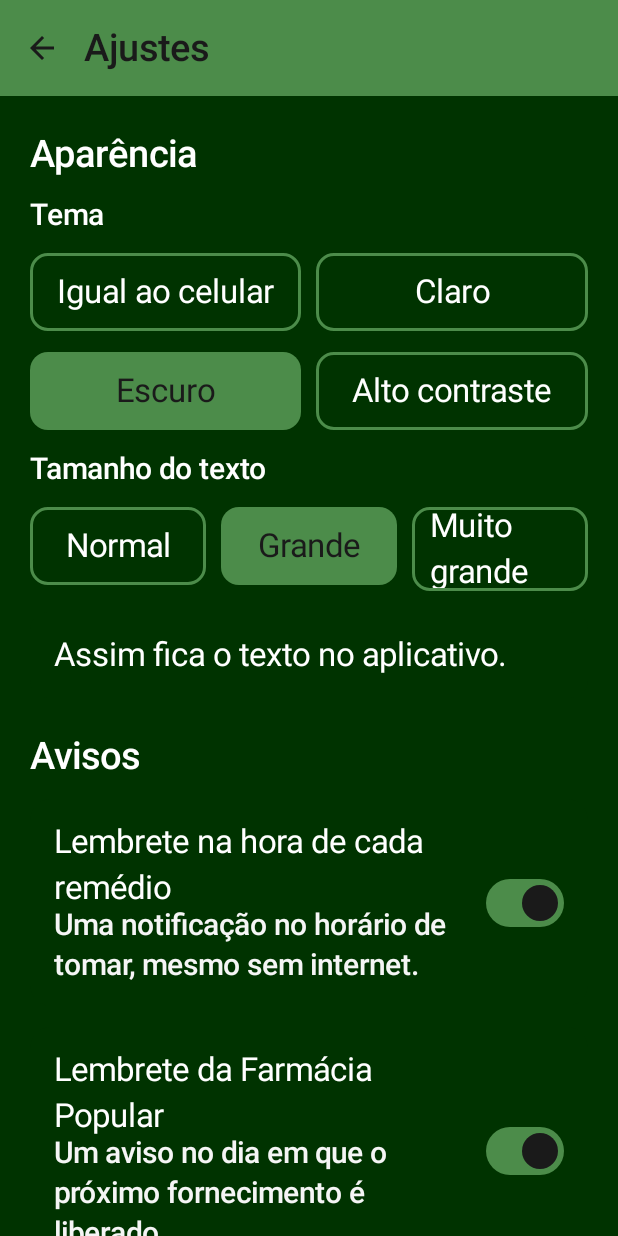
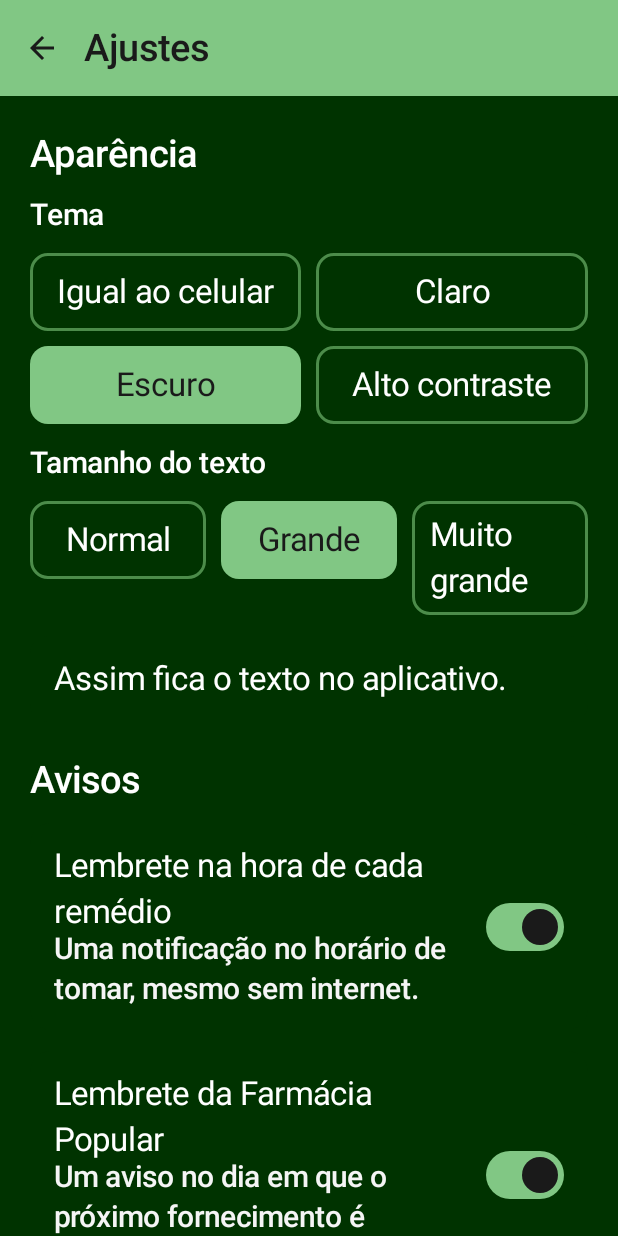
Before and after one commit to GustavoTozzo/software-senior-mobile, an Android app built with Jetpack Compose: the DashboardScreen screen opened through its navigation route, after a tap on "Ajustes", on a phone screen of 412 x 824 dp. Run offline under Robolectric (Android 15) with nearby library versions, the phone set to English and light mode, and no system bars; network calls fail.

Commit message:
fix(mobile): layout com fonte muito grande, contraste do tema escuro e barra de status
Encontrado no teste com o texto do sistema em 200% e o tema escuro:
- Grupos de opcoes (tema, tamanho do texto, frequencia, periodo do historico,
  prazo da Farmacia Popular, entrar/criar conta) usam FlowRow: o que nao cabe
  passa para a linha de baixo em vez de quebrar a palavra no meio.
- Cabecalho do Dashboard e linha "Remedios de hoje / + Novo remedio" tambem
  quebram linha (o "Sair" aparecia como "Sai/r" e o botao virava uma tira).
- Botoes de emergencia ficam empilhados quando a fonte e muito grande.
- Barra inferior limita so a escala dos proprios rotulos (1,3x) para os quatro
  nomes continuarem em uma linha.
- Tema escuro: verde primario mais claro (contraste de 7:1 sobre o fundo).
- Icones da barra de status acompanham a cor da barra superior em Ajustes e
  Novo medicamento (escuros sobre o verde claro do tema escuro).
- Botoes de opcao ganham espacamento vertical; a fala dos botoes de emergencia
  passa a concordar ("Ligar para a Policia").

```diff
--- a/app/src/main/java/com/medsafe/mobile/ui/components/BotoesDeEmergencia.kt
+++ b/app/src/main/java/com/medsafe/mobile/ui/components/BotoesDeEmergencia.kt
@@ -19,6 +19,7 @@ import androidx.compose.runtime.Composable
 import androidx.compose.ui.Modifier
 import androidx.compose.ui.graphics.Color
 import androidx.compose.ui.platform.LocalContext
+import androidx.compose.ui.platform.LocalDensity
 import androidx.compose.ui.semantics.contentDescription
 import androidx.compose.ui.semantics.heading
 import androidx.compose.ui.semantics.semantics
@@ -28,11 +29,11 @@ import com.medsafe.mobile.ui.theme.MedSafeEmergency
 import com.medsafe.mobile.ui.theme.MedSafeOnDangerContainer
 
 /** Numeros de emergencia do Brasil: SAMU (192, urgencia medica) e Policia Militar (190). */
-private data class NumeroDeEmergencia(val numero: String, val nome: String)
+private data class NumeroDeEmergencia(val numero: String, val nome: String, val artigoENome: String)
 
 private val Numeros = listOf(
-    NumeroDeEmergencia("192", "SAMU"),
-    NumeroDeEmergencia("190", "Polícia"),
+    NumeroDeEmergencia("192", "SAMU", "o SAMU"),
+    NumeroDeEmergencia("190", "Polícia", "a Polícia"),
 )
 
 /**
@@ -42,8 +43,6 @@ private val Numeros = listOf(
  */
 @Composable
 fun BotoesDeEmergencia(modifier: Modifier = Modifier, compacto: Boolean = false) {
-    val contexto = LocalContext.current
-
     Surface(color = MedSafeDangerContainer, shape = RoundedCornerShape(16.dp), modifier = modifier.fillMaxWidth()) {
         Column(modifier = Modifier.padding(16.dp), verticalArrangement = Arrangement.spacedBy(10.dp)) {
             if (!compacto) {
@@ -59,16 +58,30 @@ fun BotoesDeEmergencia(modifier: Modifier = Modifier, compacto: Boolean = false)
                     color = MedSafeOnDangerContainer,
                 )
             }
+            // Com a fonte em tamanho muito grande, dois botoes lado a lado quebrariam as palavras: empilha.
+            if (LocalDensity.current.fontScale >= 1.4f) {
+                Column(verticalArrangement = Arrangement.spacedBy(10.dp), modifier = Modifier.fillMaxWidth()) {
+                    Numeros.forEach { BotaoDeEmergencia(it, Modifier.fillMaxWidth()) }
+                }
+            } else {
                 Row(horizontalArrangement = Arrangement.spacedBy(12.dp), modifier = Modifier.fillMaxWidth()) {
-                Numeros.forEach { emergencia ->
+                    Numeros.forEach { BotaoDeEmergencia(it, Modifier.weight(1f)) }
+                }
+            }
+        }
+    }
+}
+
+@Composable
+private fun BotaoDeEmergencia(emergencia: NumeroDeEmergencia, modifier: Modifier) {
+    val contexto = LocalContext.current
     Button(
         onClick = { contexto.discar(emergencia.numero) },
         colors = ButtonDefaults.buttonColors(containerColor = MedSafeEmergency, contentColor = Color.White),
         shape = RoundedCornerShape(12.dp),
-                        modifier = Modifier
-                            .weight(1f)
+        modifier = modifier
             .heightIn(min = 56.dp)
-                            .semantics { contentDescription = "Ligar para o ${emergencia.nome}, número ${emergencia.numero}" },
+            .semantics { contentDescription = "Ligar para ${emergencia.artigoENome}, número ${emergencia.numero}" },
     ) {
         Icon(Icons.Filled.Call, contentDescription = null)
         Text(
@@ -78,7 +91,3 @@ fun BotoesDeEmergencia(modifier: Modifier = Modifier, compacto: Boolean = false)
         )
     }
 }
-            }
-        }
-    }
-}
--- a/app/src/main/java/com/medsafe/mobile/ui/components/BottomNavBar.kt
+++ b/app/src/main/java/com/medsafe/mobile/ui/components/BottomNavBar.kt
@@ -15,9 +15,12 @@ import androidx.compose.material3.NavigationBarItem
 import androidx.compose.material3.NavigationBarItemDefaults
 import androidx.compose.material3.Text
 import androidx.compose.runtime.Composable
+import androidx.compose.runtime.CompositionLocalProvider
 import androidx.compose.ui.Modifier
 import androidx.compose.ui.graphics.vector.ImageVector
+import androidx.compose.ui.platform.LocalDensity
 import androidx.compose.ui.text.style.TextAlign
+import androidx.compose.ui.unit.Density
 
 enum class DestinoPrincipal(val rotulo: String, val icone: ImageVector) {
     INICIO("Início", Icons.Filled.Home),
@@ -35,6 +38,9 @@ fun BottomNavBar(
 ) {
     Column(modifier = modifier.fillMaxWidth()) {
         HorizontalDivider()
+        // Quatro rotulos lado a lado nao cabem com a fonte do sistema em 200%: limita so a escala da barra.
+        val densidade = LocalDensity.current
+        CompositionLocalProvider(LocalDensity provides Density(densidade.density, minOf(densidade.fontScale, 1.3f))) {
         NavigationBar(containerColor = MaterialTheme.colorScheme.background) {
             DestinoPrincipal.entries.forEach { destino ->
                 NavigationBarItem(
@@ -52,5 +58,6 @@ fun BottomNavBar(
                 )
             }
         }
+        }
     }
 }
--- a/app/src/main/java/com/medsafe/mobile/ui/components/Componentes.kt
+++ b/app/src/main/java/com/medsafe/mobile/ui/components/Componentes.kt
@@ -91,7 +91,7 @@ fun OpcaoSelecionavel(
             selected = selecionado
         },
     ) {
-        Box(contentAlignment = Alignment.Center, modifier = Modifier.padding(horizontal = 12.dp)) {
+        Box(contentAlignment = Alignment.Center, modifier = Modifier.padding(horizontal = 12.dp, vertical = 10.dp)) {
             Text(text = rotulo, style = MaterialTheme.typography.bodyLarge)
         }
     }
--- a/app/src/main/java/com/medsafe/mobile/ui/screens/CadastroMedicamentoScreen.kt
+++ b/app/src/main/java/com/medsafe/mobile/ui/screens/CadastroMedicamentoScreen.kt
@@ -1,3 +1,5 @@
+@file:OptIn(androidx.compose.foundation.layout.ExperimentalLayoutApi::class)
+
 package com.medsafe.mobile.ui.screens
 
 import android.app.DatePickerDialog
@@ -7,6 +9,7 @@ import androidx.compose.foundation.horizontalScroll
 import androidx.compose.foundation.layout.Arrangement
 import androidx.compose.foundation.layout.Box
 import androidx.compose.foundation.layout.Column
+import androidx.compose.foundation.layout.FlowRow
 import androidx.compose.foundation.layout.Row
 import androidx.compose.foundation.layout.aspectRatio
 import androidx.compose.foundation.layout.fillMaxSize
@@ -57,6 +60,7 @@ import com.medsafe.mobile.ui.components.LinhaComChave
 import com.medsafe.mobile.ui.components.MensagemDeErro
 import com.medsafe.mobile.ui.components.OpcaoSelecionavel
 import com.medsafe.mobile.ui.scanner.BarcodeScannerScreen
+import com.medsafe.mobile.ui.theme.IconesDaBarraDeStatusSobreAPrimaria
 import com.medsafe.mobile.ui.theme.MedSafeOnSuccessContainer
 import com.medsafe.mobile.ui.theme.MedSafeSuccessContainer
 import com.medsafe.mobile.ui.viewmodel.CadastroMedicamentoViewModel
@@ -95,6 +99,8 @@ fun CadastroMedicamentoScreen(
         )
         return
     }
+
+    IconesDaBarraDeStatusSobreAPrimaria()
 
     Scaffold(
         modifier = modifier,
@@ -216,7 +222,11 @@ fun CadastroMedicamentoScreen(
 
             Column(verticalArrangement = Arrangement.spacedBy(8.dp)) {
                 Rotulo("Frequência")
-                Row(horizontalArrangement = Arrangement.spacedBy(10.dp), modifier = Modifier.fillMaxWidth()) {
+                FlowRow(
+ horizontalArrangement = Arrangement.spacedBy(10.dp),
+ verticalArrangement = Arrangement.spacedBy(10.dp),
+ modifier = Modifier.fillMaxWidth(),
+ ) {
                     Frequencia.entries.forEach { opcao ->
                         OpcaoSelecionavel(
                             rotulo = opcao.rotulo,
@@ -291,7 +301,11 @@ fun CadastroMedicamentoScreen(
                     }
 
                     Rotulo("Prazo entre retiradas")
-                    Row(horizontalArrangement = Arrangement.spacedBy(10.dp), modifier = Modifier.fillMaxWidth()) {
+                    FlowRow(
+ horizontalArrangement = Arrangement.spacedBy(10.dp),
+ verticalArrangement = Arrangement.spacedBy(10.dp),
+ modifier = Modifier.fillMaxWidth(),
+ ) {
                         FarmaciaPopular.PRAZOS_EM_DIAS.forEach { dias ->
                             OpcaoSelecionavel(
                                 rotulo = "$dias dias",
--- a/app/src/main/java/com/medsafe/mobile/ui/screens/ConfiguracoesScreen.kt
+++ b/app/src/main/java/com/medsafe/mobile/ui/screens/ConfiguracoesScreen.kt
@@ -1,3 +1,5 @@
+@file:OptIn(androidx.compose.foundation.layout.ExperimentalLayoutApi::class)
+
 package com.medsafe.mobile.ui.screens
 
 import android.content.ActivityNotFoundException
@@ -6,6 +8,7 @@ import android.provider.Settings
 import android.widget.Toast
 import androidx.compose.foundation.layout.Arrangement
 import androidx.compose.foundation.layout.Column
+import androidx.compose.foundation.layout.FlowRow
 import androidx.compose.foundation.layout.Row
 import androidx.compose.foundation.layout.fillMaxSize
 import androidx.compose.foundation.layout.fillMaxWidth
@@ -44,6 +47,7 @@ import com.medsafe.mobile.model.TemaDoApp
 import com.medsafe.mobile.ui.components.LinhaComChave
 import com.medsafe.mobile.ui.components.MensagemDeErro
 import com.medsafe.mobile.ui.components.OpcaoSelecionavel
+import com.medsafe.mobile.ui.theme.IconesDaBarraDeStatusSobreAPrimaria
 import com.medsafe.mobile.ui.viewmodel.ConfiguracoesViewModel
 import com.medsafe.mobile.ui.viewmodel.rememberViewModelFactory
 
@@ -58,6 +62,8 @@ fun ConfiguracoesScreen(
     val preferencias by viewModel.preferencias.collectAsStateWithLifecycle()
     val aviso by viewModel.aviso.collectAsStateWithLifecycle()
     val contexto = LocalContext.current
+
+    IconesDaBarraDeStatusSobreAPrimaria()
 
     Scaffold(
         modifier = modifier,
@@ -88,9 +94,13 @@ fun ConfiguracoesScreen(
             Titulo("Aparência")
 
             Rotulo("Tema")
-            TemaDoApp.entries.chunked(2).forEach { linha ->
-                Row(horizontalArrangement = Arrangement.spacedBy(10.dp), modifier = Modifier.fillMaxWidth()) {
-                    linha.forEach { tema ->
+            FlowRow(
+                maxItemsInEachRow = 2,
+                horizontalArrangement = Arrangement.spacedBy(10.dp),
+                verticalArrangement = Arrangement.spacedBy(10.dp),
+                modifier = Modifier.fillMaxWidth(),
+            ) {
+                TemaDoApp.entries.forEach { tema ->
                     OpcaoSelecionavel(
                         rotulo = tema.rotulo,
                         selecionado = preferencias.tema == tema,
@@ -99,10 +109,13 @@ fun ConfiguracoesScreen(
                     )
                 }
             }
-            }
 
             Rotulo("Tamanho do texto")
-            Row(horizontalArrangement = Arrangement.spacedBy(10.dp), modifier = Modifier.fillMaxWidth()) {
+            FlowRow(
+                horizontalArrangement = Arrangement.spacedBy(10.dp),
+                verticalArrangement = Arrangement.spacedBy(10.dp),
+                modifier = Modifier.fillMaxWidth(),
+            ) {
                 TamanhoDoTexto.entries.forEach { tamanho ->
                     OpcaoSelecionavel(
                         rotulo = tamanho.rotulo,
--- a/app/src/main/java/com/medsafe/mobile/ui/screens/DashboardScreen.kt
+++ b/app/src/main/java/com/medsafe/mobile/ui/screens/DashboardScreen.kt
@@ -1,3 +1,5 @@
+@file:OptIn(androidx.compose.foundation.layout.ExperimentalLayoutApi::class)
+
 package com.medsafe.mobile.ui.screens
 
 import android.Manifest
@@ -8,6 +10,8 @@ import androidx.activity.result.contract.ActivityResultContracts
 import androidx.compose.foundation.layout.Arrangement
 import androidx.compose.foundation.layout.Box
 import androidx.compose.foundation.layout.Column
+import androidx.compose.foundation.layout.ExperimentalLayoutApi
+import androidx.compose.foundation.layout.FlowRow
 import androidx.compose.foundation.layout.PaddingValues
 import androidx.compose.foundation.layout.Row
 import androidx.compose.foundation.layout.fillMaxSize
@@ -130,19 +134,20 @@ fun DashboardScreen(
                 item { BotoesDeEmergencia(compacto = true) }
 
                 item {
-                    Row(
+                    FlowRow(
                         modifier = Modifier.fillMaxWidth(),
                         horizontalArrangement = Arrangement.SpaceBetween,
-                        verticalAlignment = Alignment.CenterVertically,
+                        verticalArrangement = Arrangement.spacedBy(8.dp),
                     ) {
                         Text(
                             text = "Remédios de hoje",
                             style = MaterialTheme.typography.titleLarge,
                             color = MaterialTheme.colorScheme.onBackground,
-                            modifier = Modifier.semantics { heading() },
+                            modifier = Modifier.align(Alignment.CenterVertically).semantics { heading() },
                         )
                         Button(
                             onClick = aoAdicionarMedicamento,
+                            modifier = Modifier.align(Alignment.CenterVertically),
                             colors = ButtonDefaults.buttonColors(containerColor = MaterialTheme.colorScheme.primary),
                         ) {
                             Text("+ Novo remédio")
@@ -267,14 +272,16 @@ fun DashboardScreen(
     }
 }
 
+@OptIn(ExperimentalLayoutApi::class)
 @Composable
 private fun CabecalhoDashboard(nomeUsuario: String, aoAbrirConfiguracoes: () -> Unit, aoSair: () -> Unit) {
     Surface(color = MaterialTheme.colorScheme.primary) {
         Column(modifier = Modifier.fillMaxWidth().padding(20.dp)) {
-            Row(
+            // Com texto muito grande, "Ajustes" e "Sair" passam para a linha de baixo em vez de serem cortados.
+            FlowRow(
                 modifier = Modifier.fillMaxWidth(),
                 horizontalArrangement = Arrangement.SpaceBetween,
-                verticalAlignment = Alignment.CenterVertically,
+                verticalArrangement = Arrangement.Center,
             ) {
                 Text(
                     text = if (nomeUsuario.isBlank()) "Olá" else "Olá, ${nomeUsuario.substringBefore(' ')}",
--- a/app/src/main/java/com/medsafe/mobile/ui/screens/HistoricoScreen.kt
+++ b/app/src/main/java/com/medsafe/mobile/ui/screens/HistoricoScreen.kt
@@ -1,8 +1,11 @@
+@file:OptIn(androidx.compose.foundation.layout.ExperimentalLayoutApi::class)
+
 package com.medsafe.mobile.ui.screens
 
 import androidx.compose.foundation.layout.Arrangement
 import androidx.compose.foundation.layout.Box
 import androidx.compose.foundation.layout.Column
+import androidx.compose.foundation.layout.FlowRow
 import androidx.compose.foundation.layout.PaddingValues
 import androidx.compose.foundation.layout.Row
 import androidx.compose.foundation.layout.fillMaxSize
@@ -86,8 +89,9 @@ fun HistoricoScreen(
                 )
             }
 
-            Row(
+            FlowRow(
                 horizontalArrangement = Arrangement.spacedBy(10.dp),
+                verticalArrangement = Arrangement.spacedBy(10.dp),
                 modifier = Modifier.fillMaxWidth().padding(horizontal = 20.dp, vertical = 16.dp),
             ) {
                 PeriodoHistorico.entries.forEach { periodo ->
--- a/app/src/main/java/com/medsafe/mobile/ui/screens/LoginScreen.kt
+++ b/app/src/main/java/com/medsafe/mobile/ui/screens/LoginScreen.kt
@@ -1,7 +1,10 @@
+@file:OptIn(androidx.compose.foundation.layout.ExperimentalLayoutApi::class)
+
 package com.medsafe.mobile.ui.screens
 
 import androidx.compose.foundation.layout.Arrangement
 import androidx.compose.foundation.layout.Column
+import androidx.compose.foundation.layout.FlowRow
 import androidx.compose.foundation.layout.Row
 import androidx.compose.foundation.layout.fillMaxSize
 import androidx.compose.foundation.layout.fillMaxWidth
@@ -72,7 +75,11 @@ fun LoginScreen(
     ) {
         Cabecalho()
 
-        Row(horizontalArrangement = Arrangement.spacedBy(12.dp), modifier = Modifier.fillMaxWidth()) {
+        FlowRow(
+ horizontalArrangement = Arrangement.spacedBy(12.dp),
+ verticalArrangement = Arrangement.spacedBy(12.dp),
+ modifier = Modifier.fillMaxWidth(),
+ ) {
             OpcaoSelecionavel(
                 rotulo = "Entrar",
                 selecionado = !modoCadastro,
@@ -114,7 +121,11 @@ fun LoginScreen(
                 erro = estado.errosPorCampo["idade"],
             )
             Text("Como você vai usar o app?", style = MaterialTheme.typography.labelLarge)
-            Row(horizontalArrangement = Arrangement.spacedBy(12.dp), modifier = Modifier.fillMaxWidth()) {
+            FlowRow(
+ horizontalArrangement = Arrangement.spacedBy(12.dp),
+ verticalArrangement = Arrangement.spacedBy(12.dp),
+ modifier = Modifier.fillMaxWidth(),
+ ) {
                 PerfilUsuario.entries.forEach { opcao ->
                     OpcaoSelecionavel(
                         rotulo = opcao.rotulo,
--- a/app/src/main/java/com/medsafe/mobile/ui/theme/Theme.kt
+++ b/app/src/main/java/com/medsafe/mobile/ui/theme/Theme.kt
@@ -9,8 +9,10 @@ import androidx.compose.material3.darkColorScheme
 import androidx.compose.material3.lightColorScheme
 import androidx.compose.runtime.Composable
 import androidx.compose.runtime.CompositionLocalProvider
+import androidx.compose.runtime.DisposableEffect
 import androidx.compose.runtime.SideEffect
 import androidx.compose.ui.graphics.Color
+import androidx.compose.ui.graphics.luminance
 import androidx.compose.ui.platform.LocalDensity
 import androidx.compose.ui.platform.LocalView
 import androidx.compose.ui.unit.Density
@@ -35,7 +37,7 @@ private val LightColors = lightColorScheme(
 )
 
 private val DarkColors = darkColorScheme(
-    primary = MedSafeGreenLight,
+    primary = Color(0xFF81C784),
     onPrimary = MedSafeOnBackground,
     primaryContainer = MedSafeGreenDark,
     onPrimaryContainer = MedSafeBackground,
@@ -106,3 +108,24 @@ private tailrec fun Context.encontrarActivity(): Activity? = when (this) {
     is ContextWrapper -> baseContext.encontrarActivity()
     else -> null
 }
+
+/**
+ * Telas com barra superior na cor primaria (Ajustes, Novo medicamento) desenham essa cor atras da barra de
+ * status; os icones dela precisam contrastar com a primaria do tema (claros sobre verde escuro, escuros
+ * sobre o verde claro do tema escuro) e voltam ao normal ao sair da tela.
+ */
+@Composable
+fun IconesDaBarraDeStatusSobreAPrimaria() {
+    val view = LocalView.current
+    if (view.isInEditMode) return
+    val primariaEscura = MaterialTheme.colorScheme.primary.luminance() < 0.5f
+    DisposableEffect(primariaEscura) {
+        val janela = view.context.encontrarActivity()?.window
+        val controle = janela?.let { WindowCompat.getInsetsController(it, view) }
+        val anterior = controle?.isAppearanceLightStatusBars
+        controle?.isAppearanceLightStatusBars = !primariaEscura
+        onDispose {
+            if (controle != null && anterior != null) controle.isAppearanceLightStatusBars = anterior
+        }
+    }
+}
```
Lines whose indentation alone changed are shown as unchanged.
